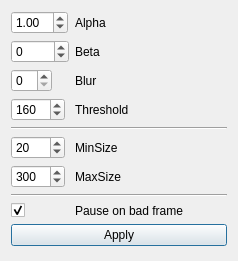
First picture: the form in detectordialog.ui, repository fgu-cas/kachna-tracker, before the edit.
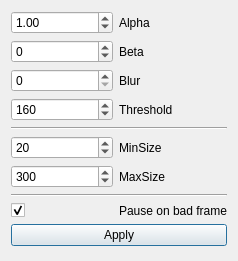
Second picture: the form after the edit.

Commit message: change form layout in settings dialog into grid

The edit to the form file:
```diff
--- a/detectordialog.ui
+++ b/detectordialog.ui
@@ -13,10 +13,7 @@
   <property name="windowTitle">
    <string>Dialog</string>
   </property>
-  <layout class="QFormLayout" name="formLayout">
-   <property name="fieldGrowthPolicy">
-    <enum>QFormLayout::AllNonFixedFieldsGrow</enum>
-   </property>
+  <layout class="QGridLayout" name="gridLayout">
    <item row="0" column="0">
     <widget class="QDoubleSpinBox" name="alphaBox">
      <property name="singleStep">
@@ -123,28 +120,14 @@
      </property>
     </widget>
    </item>
-   <item row="10" column="0" colspan="2">
-    <widget class="QPushButton" name="pushButton">
-     <property name="text">
-      <string>Apply</string>
-     </property>
-    </widget>
-   </item>
-   <item row="8" column="0" colspan="2">
+   <item row="7" column="0" colspan="2">
     <widget class="Line" name="line_2">
      <property name="orientation">
       <enum>Qt::Horizontal</enum>
      </property>
     </widget>
    </item>
-   <item row="9" column="1">
-    <widget class="QLabel" name="label_7">
-     <property name="text">
-      <string>Pause on bad frame</string>
-     </property>
-    </widget>
-   </item>
-   <item row="9" column="0">
+   <item row="8" column="0">
     <widget class="QCheckBox" name="pauseBox">
      <property name="text">
       <string/>
@@ -154,6 +137,20 @@
      </property>
     </widget>
    </item>
+   <item row="8" column="1">
+    <widget class="QLabel" name="label_7">
+     <property name="text">
+      <string>Pause on bad frame</string>
+     </property>
+    </widget>
+   </item>
+   <item row="9" column="0" colspan="2">
+    <widget class="QPushButton" name="pushButton">
+     <property name="text">
+      <string>Apply</string>
+     </property>
+    </widget>
+   </item>
   </layout>
  </widget>
  <resources/>
```
